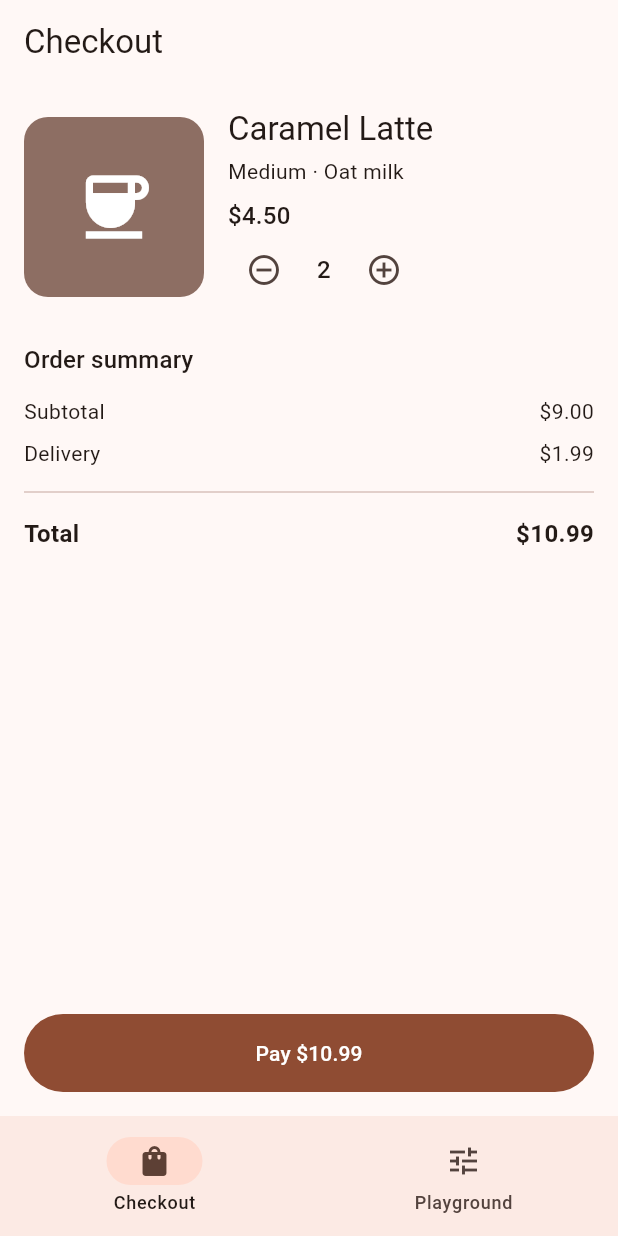
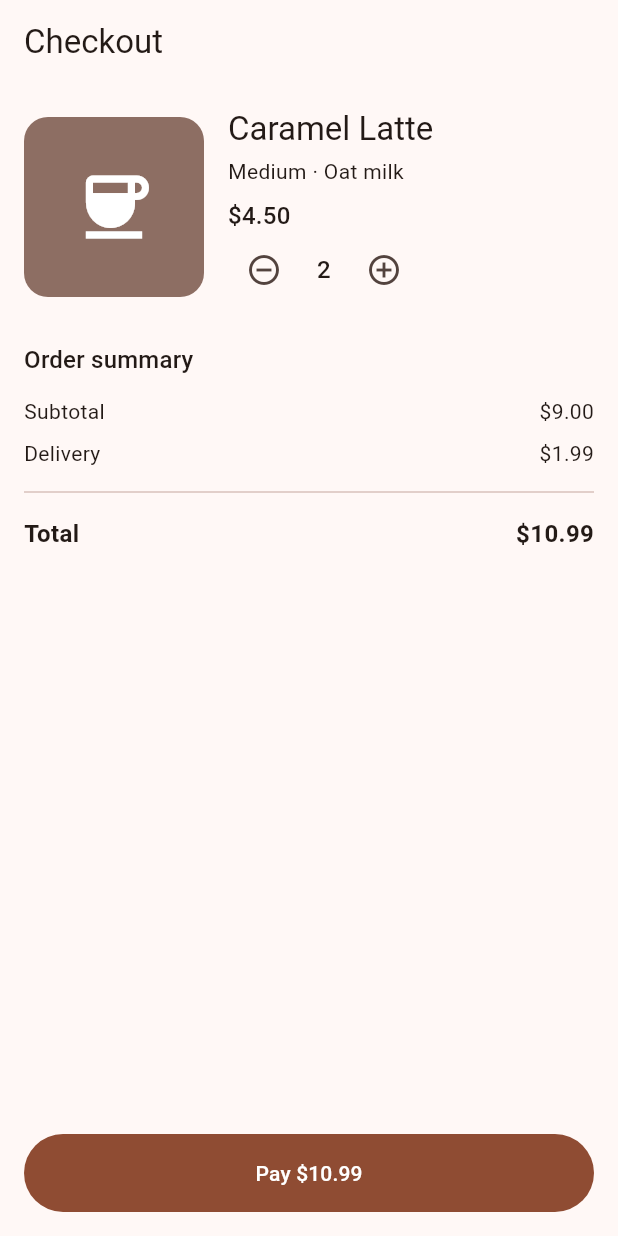
Before and after one commit to boaziza/sized_box_widget_presentation, a Flutter app: the screen it shows after launch, after a tap on the "add circle outline" icon, on a phone screen of 412 x 824 dp. Run offline on Flutter 3.47's test engine with Material 3 defaults, Android fonts, the phone set to English and light mode, and no system bars.

Commit message:
Remove PlaygroundScreen and related tests to simplify the demo app

```diff
--- a/lib/main.dart
+++ b/lib/main.dart
@@ -1,14 +1,13 @@
 import 'package:flutter/material.dart';
 
 import 'screens/checkout_screen.dart';
-import 'screens/playground_screen.dart';
 
 void main() {
   runApp(const MyApp());
 }
 
 /// Root of the demo app: a coffee-shop checkout that shows SizedBox in a
-/// real screen, plus a playground to change its properties live.
+/// real screen.
 class MyApp extends StatelessWidget {
   const MyApp({super.key});
 
@@ -20,46 +19,7 @@ class MyApp extends StatelessWidget {
       theme: ThemeData(
         colorScheme: ColorScheme.fromSeed(seedColor: Colors.brown),
       ),
-      home: const HomeShell(),
+      home: const CheckoutScreen(),
     );
   }
 }
-
-/// Bottom navigation that switches between the two demo screens.
-class HomeShell extends StatefulWidget {
-  const HomeShell({super.key});
-
-  @override
-  State<HomeShell> createState() => _HomeShellState();
-}
-
-class _HomeShellState extends State<HomeShell> {
-  int _selectedIndex = 0;
-
-  static const _screens = [CheckoutScreen(), PlaygroundScreen()];
-
-  @override
-  Widget build(BuildContext context) {
-    return Scaffold(
-      // IndexedStack keeps each screen's state when switching tabs.
-      body: IndexedStack(index: _selectedIndex, children: _screens),
-      bottomNavigationBar: NavigationBar(
-        selectedIndex: _selectedIndex,
-        onDestinationSelected: (index) =>
-            setState(() => _selectedIndex = index),
-        destinations: const [
-          NavigationDestination(
-            icon: Icon(Icons.shopping_bag_outlined),
-            selectedIcon: Icon(Icons.shopping_bag),
-            label: 'Checkout',
-          ),
-          NavigationDestination(
-            icon: Icon(Icons.tune_outlined),
-            selectedIcon: Icon(Icons.tune),
-            label: 'Playground',
-          ),
-        ],
-      ),
-    );
-  }
-}
--- a/lib/screens/playground_screen.dart
+++ /dev/null
@@ -1,217 +0,0 @@
-import 'package:flutter/material.dart';
-
-/// Live playground for the three SizedBox constructor properties:
-/// [SizedBox.width], [SizedBox.height] and [SizedBox.child].
-///
-/// Each property can be switched OFF (back to its default, `null`) or
-/// changed with a slider, and the preview updates immediately.
-class PlaygroundScreen extends StatefulWidget {
-  const PlaygroundScreen({super.key});
-
-  @override
-  State<PlaygroundScreen> createState() => _PlaygroundScreenState();
-}
-
-class _PlaygroundScreenState extends State<PlaygroundScreen> {
-  // Slider values. They are only applied when the matching switch is on.
-  double _width = 200;
-  double _height = 80;
-
-  // Switches. false means "leave the property at its default (null)".
-  bool _useWidth = true;
-  bool _useHeight = true;
-  bool _hasChild = true;
-
-  // Used to read the size the SizedBox actually rendered at.
-  final GlobalKey _boxKey = GlobalKey();
-  Size? _renderedSize;
-
-  double? get _widthValue => _useWidth ? _width : null;
-  double? get _heightValue => _useHeight ? _height : null;
-
-  /// Puts every property back to its default value: width, height and child
-  /// all null.
-  void _resetToDefaults() {
-    setState(() {
-      _useWidth = false;
-      _useHeight = false;
-      _hasChild = false;
-    });
-  }
-
-  /// After each frame, read the real size of the SizedBox so it can be shown
-  /// on screen (useful when width/height are null).
-  void _measureAfterFrame() {
-    WidgetsBinding.instance.addPostFrameCallback((_) {
-      final size = _boxKey.currentContext?.size;
-      if (mounted && size != null && size != _renderedSize) {
-        setState(() => _renderedSize = size);
-      }
-    });
-  }
-
-  @override
-  Widget build(BuildContext context) {
-    _measureAfterFrame();
-
-    return Scaffold(
-      appBar: AppBar(
-        title: const Text('SizedBox Playground'),
-        actions: [
-          TextButton.icon(
-            onPressed: _resetToDefaults,
-            icon: const Icon(Icons.restart_alt),
-            label: const Text('Defaults'),
-          ),
-        ],
-      ),
-      body: Column(
-        children: [
-          _buildPreview(),
-          _buildCodeLabel(),
-          Expanded(child: _buildControls()),
-        ],
-      ),
-    );
-  }
-
-  /// The grey stage with the SizedBox in the middle. The red border is drawn
-  /// around the SizedBox, so it shows exactly how big the box is.
-  Widget _buildPreview() {
-    return Container(
-      height: 220,
-      width: double.infinity,
-      color: Colors.grey.shade200,
-      child: Center(
-        child: DecoratedBox(
-          decoration: BoxDecoration(
-            border: Border.all(color: Colors.red, width: 2),
-          ),
-          // ======== THE WIDGET BEING DEMONSTRATED ========
-          child: SizedBox(
-            key: _boxKey,
-            width: _widthValue, //   default: null
-            height: _heightValue, // default: null
-            child:
-                _hasChild //      default: null
-                ? const ColoredBox(
-                    color: Color(0xFF8D6E63),
-                    child: Padding(
-                      padding: EdgeInsets.all(12),
-                      child: Text(
-                        'Pay \$6.49',
-                        textAlign: TextAlign.center,
-                        style: TextStyle(color: Colors.white, fontSize: 16),
-                      ),
-                    ),
-                  )
-                : null,
-          ),
-          // ===============================================
-        ),
-      ),
-    );
-  }
-
-  /// Shows the SizedBox call as code, plus the size it rendered at.
-  Widget _buildCodeLabel() {
-    String fmt(double? v) => v == null ? 'null' : v.toStringAsFixed(0);
-    final size = _renderedSize;
-    final sizeText = size == null
-        ? ''
-        : '  →  rendered ${size.width.toStringAsFixed(0)} × '
-              '${size.height.toStringAsFixed(0)}';
-
-    return Container(
-      width: double.infinity,
-      padding: const EdgeInsets.all(12),
-      color: const Color(0xFF263238),
-      child: Text(
-        'SizedBox(width: ${fmt(_widthValue)}, height: ${fmt(_heightValue)}, '
-        'child: ${_hasChild ? 'Text(...)' : 'null'})$sizeText',
-        style: const TextStyle(
-          fontFamily: 'monospace',
-          color: Colors.greenAccent,
-          fontSize: 13,
-        ),
-      ),
-    );
-  }
-
-  Widget _buildControls() {
-    return ListView(
-      padding: const EdgeInsets.symmetric(vertical: 8),
-      children: [
-        _PropertyControl(
-          name: 'width',
-          hint: 'null = as wide as the child (0 if no child)',
-          enabled: _useWidth,
-          value: _width,
-          max: 320,
-          onToggle: (on) => setState(() => _useWidth = on),
-          onChanged: (v) => setState(() => _width = v),
-        ),
-        _PropertyControl(
-          name: 'height',
-          hint: 'null = as tall as the child (0 if no child)',
-          enabled: _useHeight,
-          value: _height,
-          max: 200,
-          onToggle: (on) => setState(() => _useHeight = on),
-          onChanged: (v) => setState(() => _height = v),
-        ),
-        SwitchListTile(
-          title: const Text('child'),
-          subtitle: const Text('null = empty box, used as a spacer'),
-          value: _hasChild,
-          onChanged: (on) => setState(() => _hasChild = on),
-        ),
-      ],
-    );
-  }
-}
-
-/// A switch (property set / null) plus a slider for one numeric property.
-class _PropertyControl extends StatelessWidget {
-  const _PropertyControl({
-    required this.name,
-    required this.hint,
-    required this.enabled,
-    required this.value,
-    required this.max,
-    required this.onToggle,
-    required this.onChanged,
-  });
-
-  final String name;
-  final String hint;
-  final bool enabled;
-  final double value;
-  final double max;
-  final ValueChanged<bool> onToggle;
-  final ValueChanged<double> onChanged;
-
-  @override
-  Widget build(BuildContext context) {
-    return Column(
-      children: [
-        SwitchListTile(
-          title: Text(
-            enabled ? '$name: ${value.toStringAsFixed(0)}' : '$name: null',
-          ),
-          subtitle: Text(hint),
-          value: enabled,
-          onChanged: onToggle,
-        ),
-        Slider(
-          value: value,
-          max: max,
-          divisions: max ~/ 10,
-          label: value.toStringAsFixed(0),
-          // Disabled slider while the property is null.
-          onChanged: enabled ? onChanged : null,
-        ),
-      ],
-    );
-  }
-}
```
Also changed, not shown: 1 other file.
